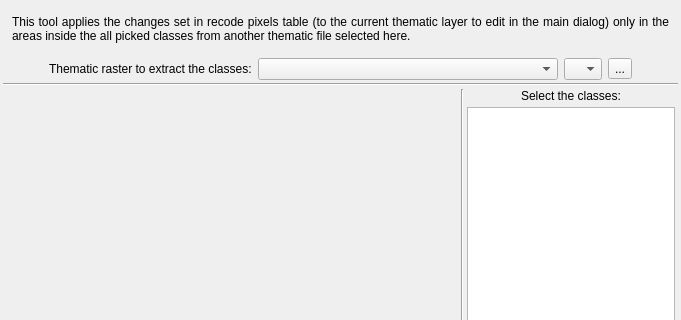
Before: the Qt Designer form ui/apply_from_thematic_classes.ui in SMByC/ThRasE, drawn with Qt 5; both pictures show x 0 to 681 and y 0 to 320 of the 681 by 504 pixel window.
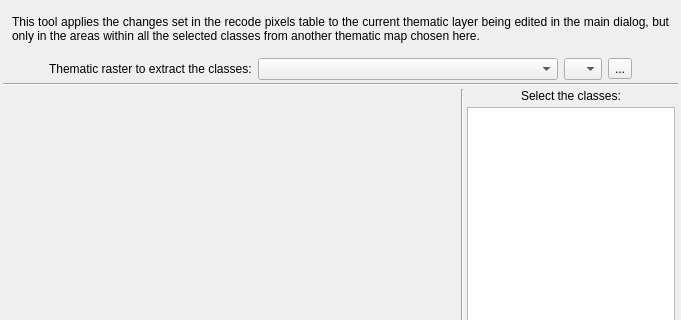
After: the same form once the commit is applied. Custom widgets are drawn as their Qt base class.

Commit message: Refactoring the global editing tool applying changes using selected classes from another file using gdal improving performance and functionality

```diff
--- a/ui/apply_from_thematic_classes.ui
+++ b/ui/apply_from_thematic_classes.ui
@@ -54,7 +54,7 @@
       <item>
        <widget class="QLabel" name="label_2">
         <property name="text">
-         <string>This tool applies the changes set in recode pixels table (to the current thematic layer to edit in the main dialog) only in the areas inside the all picked classes from another thematic file selected here.</string>
+         <string>This tool applies the changes set in the recode pixels table to the current thematic layer being edited in the main dialog, but only in the areas within all the selected classes from another thematic map chosen here.</string>
         </property>
         <property name="alignment">
          <set>Qt::AlignJustify|Qt::AlignVCenter</set>
```
Left out of the diff: 2 changed lines with no effect on the pictures. The commit also changes 2 other files.
